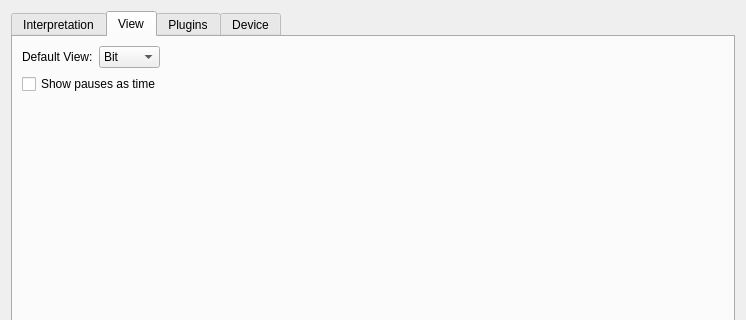
Old version of the form ui/options.ui in the repository jopohl/urh; both pictures show x 0 to 746 and y 0 to 320 of the 746 by 486 pixel window.
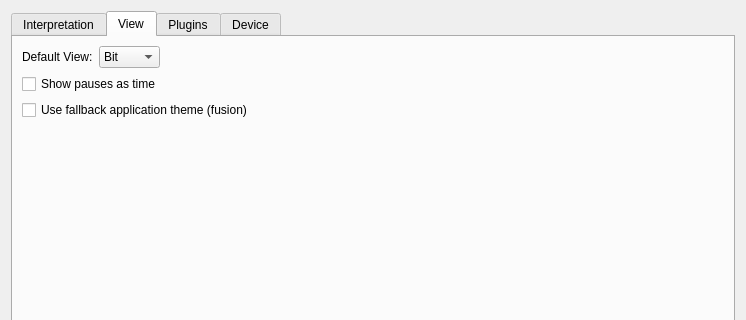
New version of the form. The open tabs and pages were chosen to show the change.

What changed in the file:
```diff
--- a/ui/options.ui
+++ b/ui/options.ui
@@ -203,6 +203,16 @@
          </property>
         </widget>
        </item>
+       <item>
+        <widget class="QCheckBox" name="checkBoxFallBackTheme">
+         <property name="toolTip">
+          <string>Tick this option if you experience problems with you current Qt theme like no colors in table headers.</string>
+         </property>
+         <property name="text">
+          <string>Use fallback application theme (fusion)</string>
+         </property>
+        </widget>
+       </item>
        <item>
         <spacer name="verticalSpacer_2">
          <property name="orientation">
```
Left out of the diff: 2 changed lines with no effect on the pictures.
